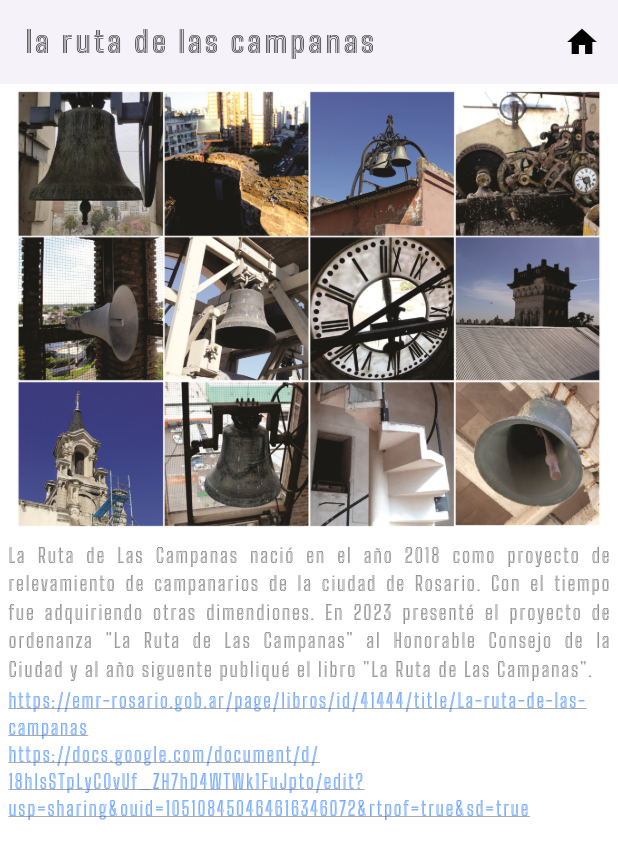
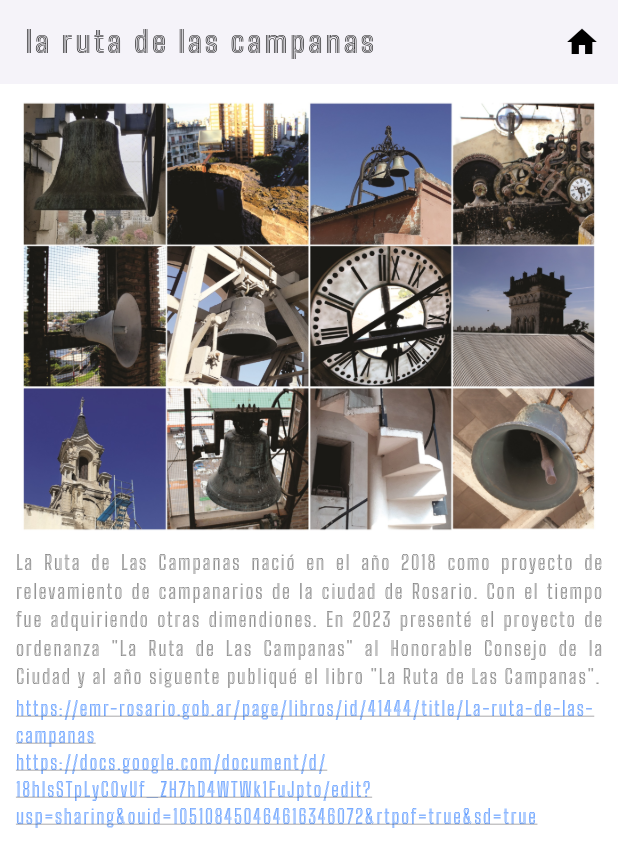
Before and after one commit to JiDomusic/emi_arias, a Flutter app: the screen it shows after launch, after a tap on "la ruta de las campanas", on a phone screen of 412 x 824 dp. Shown: the top 867 px of the screen. Run offline on Flutter 3.47's test engine with Material 3 defaults, Android fonts, the light colour scheme and no system bars; our stand-ins replace font_awesome_flutter, just_audio, permission_handler.

Commit message:
15 de enero caasi 20 hs

```diff
--- a/lib/main.dart
+++ b/lib/main.dart
@@ -67,7 +67,7 @@ class _HomePageState extends State<HomePage> {
         title: const Text(
           'emiliana arias',
           style: TextStyle(
-            fontSize: 32,
+            fontSize: 27,
             fontWeight: FontWeight.w500,
             color: Colors.black,
             letterSpacing: 6,
@@ -79,7 +79,7 @@ class _HomePageState extends State<HomePage> {
         children: [
           const Center(
             child: Padding(
-              padding: EdgeInsets.symmetric(vertical: 7, horizontal: 10.0),
+              padding: EdgeInsets.symmetric(vertical: 20, horizontal: 10.0),
               child: Column(
                 mainAxisAlignment: MainAxisAlignment.center,
                 crossAxisAlignment: CrossAxisAlignment.center,
@@ -89,7 +89,7 @@ class _HomePageState extends State<HomePage> {
                       child: ProjectSection(
                         title: 'la ruta de las campanas',
                         textStyle: TextStyle(
-                          fontSize: 22,
+                          fontSize: 23,
                           fontWeight: FontWeight.w500,
                           color: Colors.black,
                         ),
@@ -114,7 +114,7 @@ class _HomePageState extends State<HomePage> {
                       child: ProjectSection(
                         title: 'luthería',
                         textStyle: TextStyle(
-                          fontSize: 22,
+                          fontSize: 23,
                           fontWeight: FontWeight.w500,
                           color: Colors.black,
                         ),
@@ -137,7 +137,7 @@ class _HomePageState extends State<HomePage> {
                       child: ProjectSection(
                         title: 'percusión',
                         textStyle: TextStyle(
-                          fontSize: 22,
+                          fontSize: 23,
                           fontWeight: FontWeight.w500,
                           color: Colors.black,
                         ),
@@ -156,7 +156,7 @@ class _HomePageState extends State<HomePage> {
                       child: ProjectSection(
                         title: 'performances',
                         textStyle: TextStyle(
-                          fontSize: 22,
+                          fontSize: 23,
                           fontWeight: FontWeight.w500,
                           color: Colors.black,
                         ),
@@ -201,7 +201,7 @@ class _HomePageState extends State<HomePage> {
             ),
           ),
           Positioned(
-            bottom: 260,
+            bottom: 220,
             left: MediaQuery.of(context).size.width / 2 - 250,
             child: const _DecorativeImage(
               imagePath: 'assets/images/perusio3.jpg',
--- a/lib/project_detail.dart
+++ b/lib/project_detail.dart
@@ -82,18 +82,18 @@ class _ProjectDetailState extends State<ProjectDetail> {
         ],
       ),
       body: Padding(
-        padding: const EdgeInsets.symmetric(horizontal: 5),
+        padding: const EdgeInsets.symmetric(horizontal: 10),
         child: LayoutBuilder(
           builder: (context, constraints) {
             return Center(
               child: ConstrainedBox(
-                constraints: const BoxConstraints(maxWidth: 950),
+                constraints: const BoxConstraints(maxWidth: 1200),
                 child: isSmallScreen
                     ? Column(
                         crossAxisAlignment: CrossAxisAlignment.center,
                         children: [
                           _buildImage(imagePath, isSmallScreen),
-                          const SizedBox(height: 5),
+                          const SizedBox(height: 0.0),
                           _buildDescription(),
                         ],
                       )
@@ -101,7 +101,7 @@ class _ProjectDetailState extends State<ProjectDetail> {
                         crossAxisAlignment: CrossAxisAlignment.start,
                         children: [
                           _buildImage(imagePath, isSmallScreen),
-                          const SizedBox(width: 15),
+                          const SizedBox(width: 14),
                           Expanded(child: _buildDescription()),
                         ],
                       ),
@@ -116,11 +116,12 @@ class _ProjectDetailState extends State<ProjectDetail> {
 
   Widget _buildImage(String imagePath, bool isSmallScreen) {
     return Container(
-      width: isSmallScreen ? double.infinity : 500,
-      height: isSmallScreen ? 300 : 300,
+      width: isSmallScreen ? double.maxFinite : 600,
+      height: isSmallScreen ? 310 : 400,
       decoration: BoxDecoration(
         image: DecorationImage(
           image: AssetImage(imagePath),
+          // Ajuste de la imagen para cubrir todo el contenedor
         ),
         borderRadius: BorderRadius.circular(10),
       ),
```
Also changed, not shown: 2 other files.
